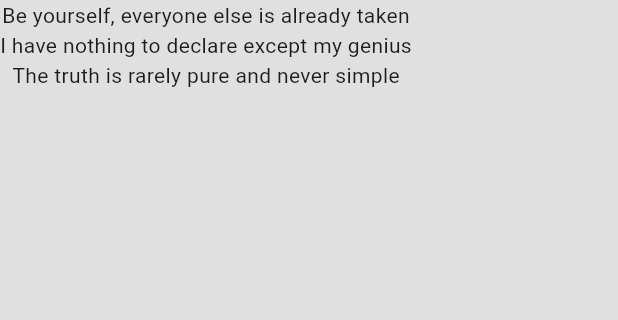
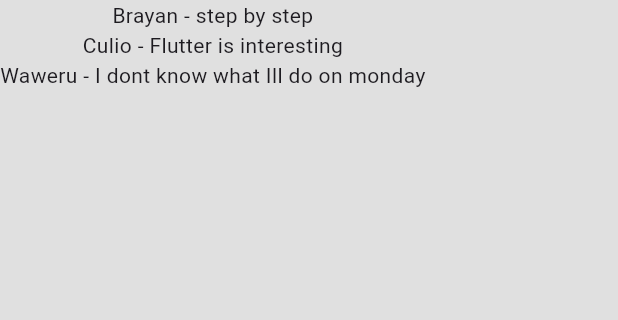
Before and after one commit to Its-Brayan/FLutter-List, a Flutter app: the screen it shows after launch, on a phone screen of 412 x 824 dp, the part 84-404 px from its top. Run offline on Flutter 3.47's test engine with Material 3 defaults, Android fonts, the phone set to English and light mode, and no system bars.

```diff
--- /dev/null
+++ b/lib/Quote.dart
@@ -0,0 +1,5 @@
+class Quote{
+  String? text;
+  String? author;
+  Quote({this.text,this.author});
+}
--- a/lib/main.dart
+++ b/lib/main.dart
@@ -1,4 +1,5 @@
 import 'package:flutter/material.dart';
+import 'Quote.dart';
 
 void main() {
   runApp(MaterialApp(
@@ -14,11 +15,10 @@ class QuoteList extends StatefulWidget {
 }
 
 class _QuoteListState extends State<QuoteList> {
-  List<String> quotes = [
-    'Be yourself, everyone else is already taken',
-    'I have nothing to declare except my genius',
-    'The truth is rarely pure and never simple',
-
+  List<Quote> quotes = [
+   Quote(author: 'Brayan',text: 'step by step'),
+    Quote(author: 'Culio', text:'Flutter is interesting'),
+    Quote(author:'Waweru', text:'I dont know what Ill do on monday'),
   ];
   @override
   Widget build(BuildContext context) {
@@ -31,7 +31,7 @@ class _QuoteListState extends State<QuoteList> {
       ),
       body:Column(
         children:quotes.map((quote){
-          return Text(quote);
+          return Text('${quote.author} - ${quote.text}');
         }
 
         ).toList(),
```
